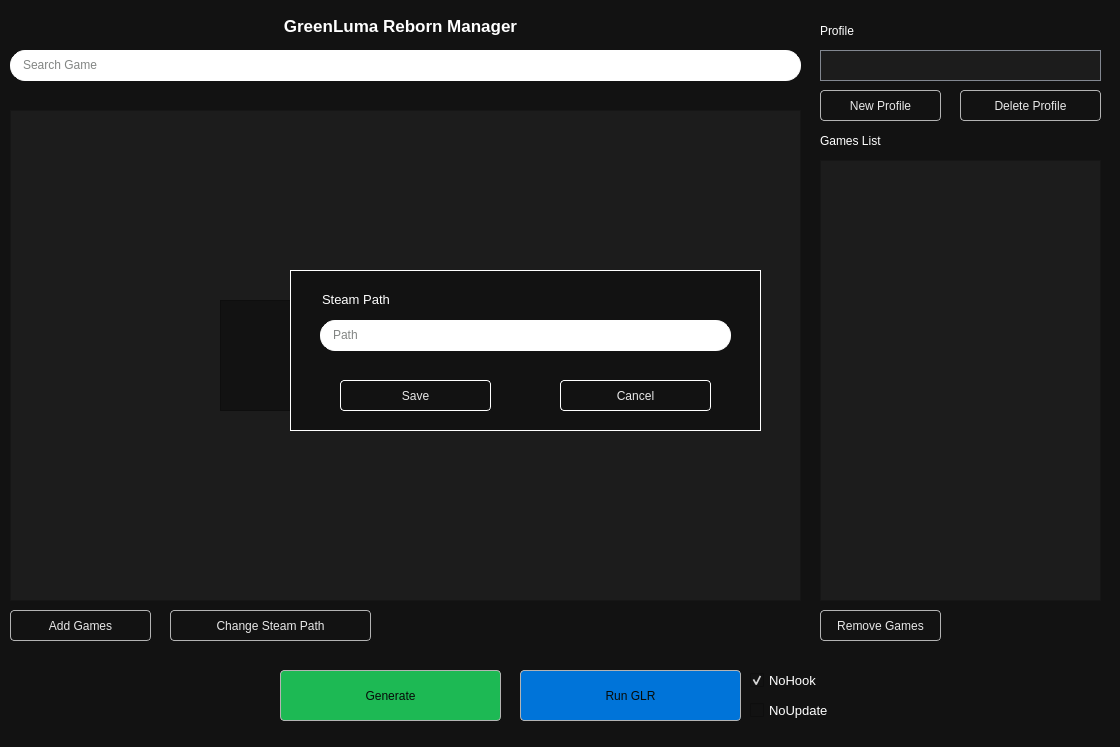
This is Qt/gui.ui in ImaniiTy/GreenLuma-Reborn-Manager as Qt 5 draws it before an edit. The edited form follows.
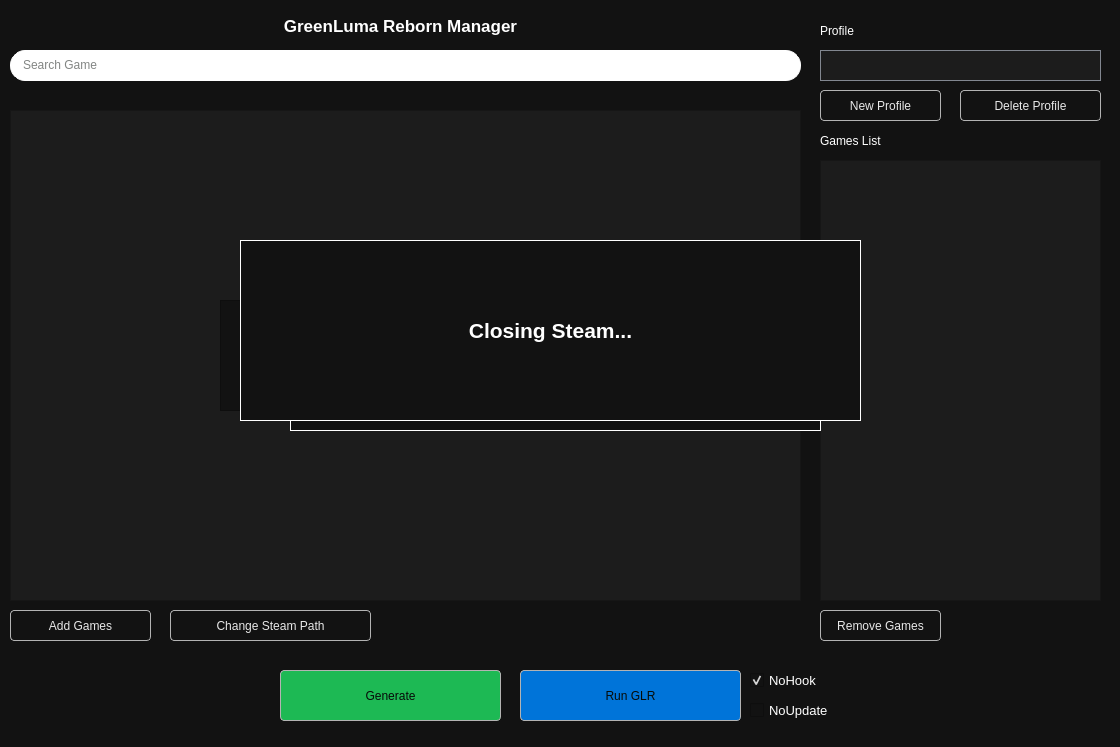
This is the edited form. Icons and pictures are not drawn.

Commit message: Added some feedback to the user and a real check on steam shutdown

Patch:
```diff
--- a/Qt/gui.ui
+++ b/Qt/gui.ui
@@ -662,6 +662,116 @@
      <string>NoUpdate</string>
     </property>
    </widget>
+   <widget class="QWidget" name="generic_popup" native="true">
+    <property name="enabled">
+     <bool>false</bool>
+    </property>
+    <property name="geometry">
+     <rect>
+      <x>290</x>
+      <y>270</y>
+      <width>531</width>
+      <height>161</height>
+     </rect>
+    </property>
+    <property name="styleSheet">
+     <string notr="true">border: 1px solid white</string>
+    </property>
+    <widget class="QPushButton" name="popup_btn1">
+     <property name="geometry">
+      <rect>
+       <x>30</x>
+       <y>110</y>
+       <width>151</width>
+       <height>31</height>
+      </rect>
+     </property>
+     <property name="text">
+      <string>Ok</string>
+     </property>
+    </widget>
+    <widget class="QPushButton" name="popup_btn2">
+     <property name="geometry">
+      <rect>
+       <x>350</x>
+       <y>110</y>
+       <width>151</width>
+       <height>31</height>
+      </rect>
+     </property>
+     <property name="text">
+      <string>Cancel</string>
+     </property>
+    </widget>
+    <widget class="QPlainTextEdit" name="popup_text">
+     <property name="geometry">
+      <rect>
+       <x>20</x>
+       <y>30</y>
+       <width>491</width>
+       <height>61</height>
+      </rect>
+     </property>
+     <property name="font">
+      <font>
+       <pointsize>12</pointsize>
+      </font>
+     </property>
+     <property name="styleSheet">
+      <string notr="true">#popup_text {
+	border: 0px
+}</string>
+     </property>
+     <property name="readOnly">
+      <bool>true</bool>
+     </property>
+     <property name="plainText">
+      <string/>
+     </property>
+    </widget>
+   </widget>
+   <widget class="QWidget" name="closing_steam" native="true">
+    <property name="enabled">
+     <bool>false</bool>
+    </property>
+    <property name="geometry">
+     <rect>
+      <x>240</x>
+      <y>240</y>
+      <width>621</width>
+      <height>181</height>
+     </rect>
+    </property>
+    <property name="styleSheet">
+     <string notr="true">border: 1px solid white</string>
+    </property>
+    <widget class="QLabel" name="label_8">
+     <property name="geometry">
+      <rect>
+       <x>50</x>
+       <y>30</y>
+       <width>521</width>
+       <height>121</height>
+      </rect>
+     </property>
+     <property name="font">
+      <font>
+       <pointsize>16</pointsize>
+       <weight>75</weight>
+       <bold>true</bold>
+      </font>
+     </property>
+     <property name="styleSheet">
+      <string notr="true">border: 0px</string>
+     </property>
+     <property name="text">
+      <string>Closing Steam...</string>
+     </property>
+     <property name="alignment">
+      <set>Qt::AlignCenter</set>
+     </property>
+    </widget>
+   </widget>
    <zorder>search_result</zorder>
    <zorder>game_search_text</zorder>
    <zorder>search_btn</zorder>
@@ -682,6 +792,8 @@
    <zorder>generate_btn</zorder>
    <zorder>run_GLR_btn</zorder>
    <zorder>no_update_checkbox</zorder>
+   <zorder>generic_popup</zorder>
+   <zorder>closing_steam</zorder>
   </widget>
  </widget>
  <resources>
```
The commit also changes 2 other files.
